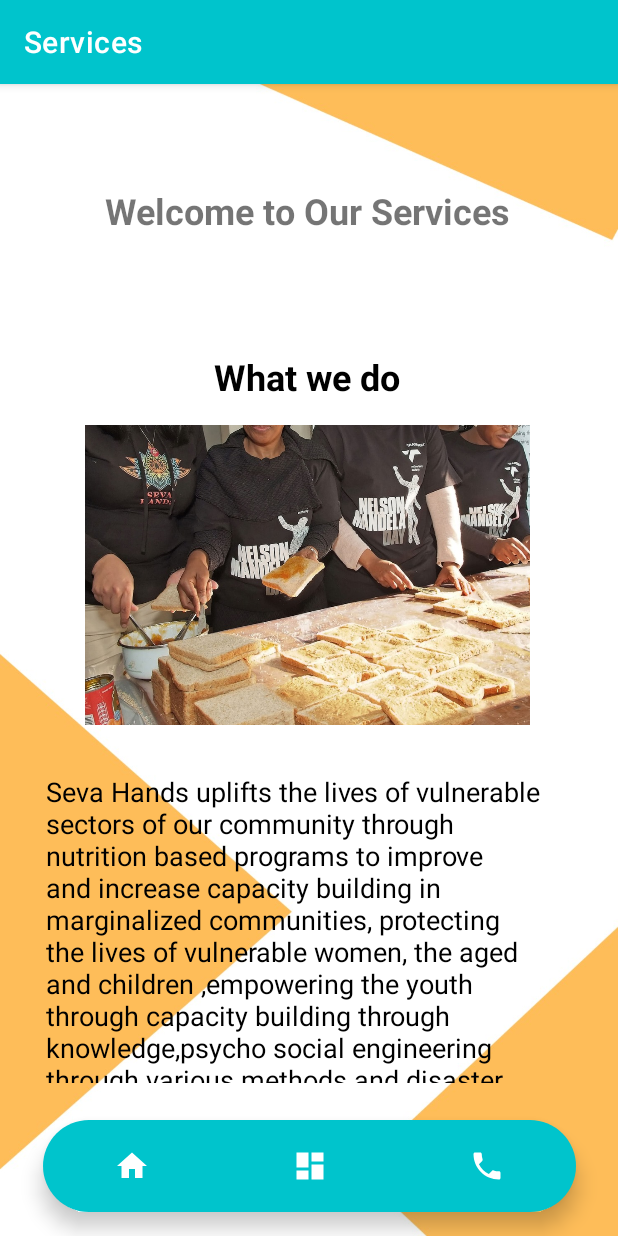
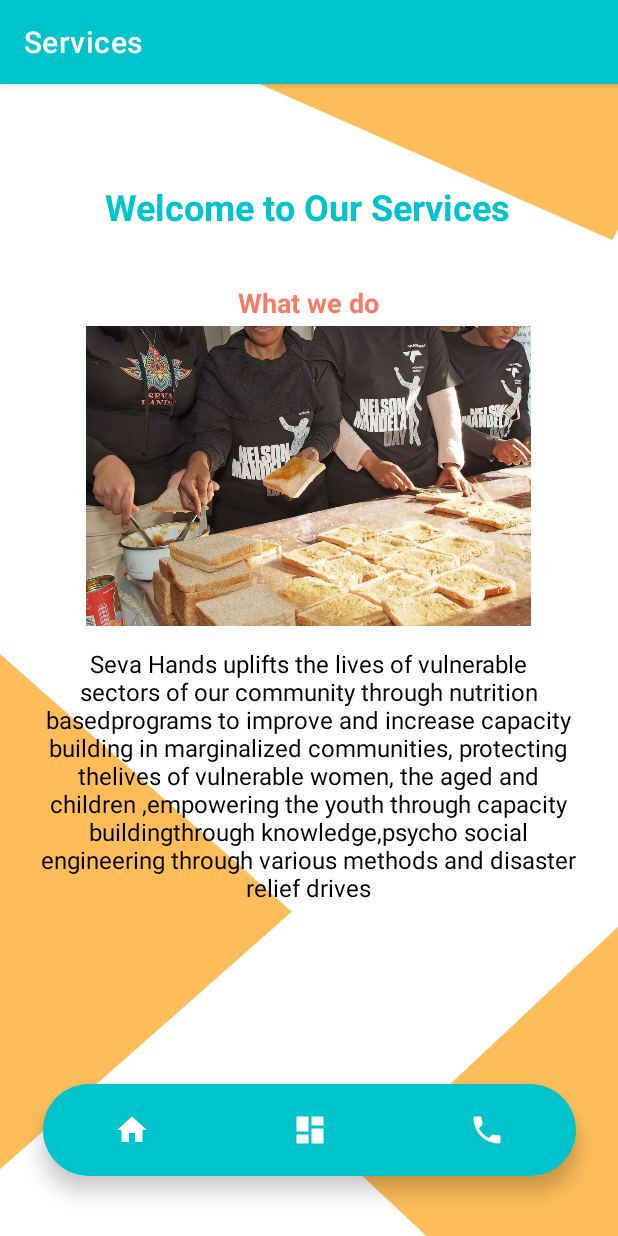
Before and after one commit to Digitely/Mobile_App, an Android app: the Services screen opened directly, with no data from a screen before it, on a phone screen of 412 x 824 dp. Run offline under Robolectric (Android 15) with nearby library versions, the phone set to English and light mode, and no system bars.

Commit message:
ui updates
-donate button on dashboard added
-services page ui fixed
-nav bar on services page fixed

```diff
--- a/app/src/main/java/com/example/sevahandsversionone/SericeAdapter.kt
+++ b/app/src/main/java/com/example/sevahandsversionone/SericeAdapter.kt
@@ -25,13 +25,15 @@ class ServiceAdapter(private val serviceItems: List<ServiceItem>) : RecyclerView
 
     inner class ViewHolder(itemView: View) : RecyclerView.ViewHolder(itemView) {
         // Initialize UI components from recycler_view_item.xml
-        private val titleTextView: TextView = itemView.findViewById(R.id.TVHeading)
+      //  private val titleTextView: TextView = itemView.findViewById(R.id.TVHeading)
+        private val subTextView: TextView = itemView.findViewById(R.id.TVsub)
         private val descriptionTextView: TextView = itemView.findViewById(R.id.TVDescription)
         private val imageView: ImageView = itemView.findViewById(R.id.ServicesImg)
 
         fun bind(serviceItem: ServiceItem) {
             // Bind data to UI components
-            titleTextView.text = serviceItem.title
+          //  titleTextView.text = serviceItem.title
+            subTextView.text = serviceItem.subTitle
             descriptionTextView.text = serviceItem.description
             imageView.setImageResource(serviceItem.imageResId)
         }
--- a/app/src/main/java/com/example/sevahandsversionone/Services.kt
+++ b/app/src/main/java/com/example/sevahandsversionone/Services.kt
@@ -21,7 +21,9 @@ class Services : AppCompatActivity() {
         bottomNavigationView.setOnItemSelectedListener { item ->
             when (item.itemId) {
                 R.id.navigation_home -> {
-                    // Handle dashboard selection
+                    startActivity(Intent(applicationContext, Home::class.java))
+                    overridePendingTransition(R.transition.right, R.transition.left)
+                    finish()
                     true
                 }
                 R.id.navigation_contact -> {
--- a/app/src/main/java/com/example/sevahandsversionone/ServicesItems.kt
+++ b/app/src/main/java/com/example/sevahandsversionone/ServicesItems.kt
@@ -1,7 +1,11 @@
 package com.example.sevahandsversionone
 
+import android.service.quicksettings.Tile
+import androidx.recyclerview.widget.RecyclerView
+
 data class ServiceItem(
-    val title: String,
+   // val title: String,
+    val subTitle: String,
     val description: String,
     val imageResId: Int // Resource ID for the image
 )
@@ -10,26 +14,27 @@ val serviceItems = listOf(
     ServiceItem(
         "What we do",
         "Seva Hands uplifts the lives of vulnerable sectors of our community through nutrition based" +
-                " programs to improve and increase capacity building in marginalized communities, protecting the " +
-                "lives of vulnerable women, the aged and children ,empowering the youth through capacity building " +
+                "programs to improve and increase capacity building in marginalized communities, protecting the" +
+                "lives of vulnerable women, the aged and children ,empowering the youth through capacity building" +
                 "through knowledge,psycho social engineering through various methods and disaster relief drives",
         R.drawable.service1
     ),
     ServiceItem(
         "How we do it",
-        "As women we wear many hats in our lives – wife, mother, " +
+        "As women we wear many hats in our lives – wife, mother," +
                 "daughter, sister, friend and employee however in all these roles" +
-                " we play, Seva Hands will not be who we are without our donors, sponsors" +
-                " and our army of volunteers. We are indebted to our support team it is only " +
+                "we play, Seva Hands will not be who we are without our donors, sponsors" +
+                "and our army of volunteers. We are indebted to our support team it is only" +
                 "through their kindness and generosity we are able to accomplish the things we do.",
         R.drawable.service2
     ),
             ServiceItem(
             "Lives benefited",
-    "If we need to put a number in place we have served 41 796 lunches thus far, and we have assembled " +
-            "and distributed over 700 Diwali Hampers. Covid Relief Hampers in excess of 350. Sanitary & Care packs" +
-            " in excess of 400. Bread Distribution to various Homes of Safety and Old Age homes. You really cannot " +
-            "put a figure to the lives you touch(directly or indirectly) when you love what you do and it comes from the heart.",
+    "Seva Hands flagship project, the Weekly Sandwich Drive, serves over 500 lunches. " +
+            "We also distribute hampers in our annual drive and on an adhoc basis. We are in " +
+            "touch with Senior Citizens homes and Homes of Safety, assisting where we can. " +
+            "During the school holidays we distribute the bread, we are fortunate enough to " +
+            "receive, to the various Homes and communities around us.",
 
     R.drawable.service3
 )
--- a/app/src/main/res/layout/activity_admin_events.xml
+++ b/app/src/main/res/layout/activity_admin_events.xml
@@ -28,7 +28,7 @@
     <androidx.recyclerview.widget.RecyclerView
         android:id="@+id/recyclerViewEvents"
         android:layout_width="match_parent"
-        android:layout_height="503dp"
+        android:layout_height="505dp"
         android:background="@color/white" />
 
     <Button
--- a/app/src/main/res/layout/activity_services.xml
+++ b/app/src/main/res/layout/activity_services.xml
@@ -6,8 +6,7 @@
     android:layout_width="match_parent"
     android:layout_height="match_parent"
     android:paddingTop="?attr/actionBarSize"
-    android:background="@drawable/bgevents"
-    >
+    android:background="@drawable/bgevents">
 
   <TextView
       android:id="@+id/TVHeading"
@@ -17,6 +16,7 @@
       android:text="@string/welcome_to_our_services"
       android:textSize="24sp"
       android:textStyle="bold"
+      android:textColor="@color/lightblue"
       app:layout_constraintBottom_toTopOf="@+id/RC_View"
       app:layout_constraintEnd_toEndOf="parent"
       app:layout_constraintHorizontal_bias="0.496"
@@ -28,7 +28,9 @@
       android:id="@+id/nav_view"
       android:layout_width="355dp"
       android:layout_height="61dp"
-      android:layout_marginBottom="16dp"
+
+      android:layout_marginBottom="40dp"
+      android:layout_gravity="center"
       android:background="@drawable/navdesign"
       app:itemIconTint="@color/white"
       app:labelVisibilityMode="unlabeled"
@@ -37,10 +39,14 @@
       app:layout_constraintRight_toRightOf="parent"
       app:menu="@menu/bottom_nav_menu" />
 
+
+
+
   <androidx.recyclerview.widget.RecyclerView
       android:id="@+id/RC_View"
-      android:layout_width="410dp"
+      android:layout_width="match_parent"
       android:layout_height="519dp"
+      android:foregroundGravity="center"
       app:layout_constraintBottom_toTopOf="@+id/nav_view"
       app:layout_constraintEnd_toEndOf="parent"
       app:layout_constraintHorizontal_bias="0.0"
--- a/app/src/main/res/layout/services_items.xml
+++ b/app/src/main/res/layout/services_items.xml
@@ -8,32 +8,37 @@
     android:orientation="vertical"
     android:gravity="center_horizontal">
 
+
     <TextView
-        android:id="@+id/TVHeading"
-        android:layout_width="wrap_content"
+        android:id="@+id/TVsub"
+        android:layout_width="358dp"
         android:layout_height="wrap_content"
-        android:text="@string/welcome_to_our_services"
-        android:textColor="@color/black"
-        android:textSize="24sp"
+        android:text="TextView"
+        android:textSize="18dp"
+        android:gravity="center"
         android:textStyle="bold"
-        android:layout_marginTop="32dp"
-        android:layout_marginBottom="16dp"/>
+        android:textColor="@color/redish"
+        android:layout_marginBottom="3dp"
+        android:layout_marginTop="5dp"/>
 
     <ImageView
         android:id="@+id/ServicesImg"
         android:layout_width="358dp"
         android:layout_height="200dp"
-        android:layout_marginBottom="32dp"
+        android:layout_marginBottom="6dp"
         android:src="@drawable/facebook" />
 
     <TextView
         android:id="@+id/TVDescription"
-        android:layout_width="348dp"
-        android:layout_height="385dp"
+        android:layout_width="358dp"
+        android:layout_height="wrap_content"
+        android:text="Your service description goes here."
         android:textColor="@color/black"
-        android:layout_marginBottom="32dp"
-        android:text="@string/lorem_ipsum_dolor_sit_amet_consectetur_adipiscing_elit_sed_vehicula_dui_sed_vestibulum"
-        android:textAlignment="gravity"
-        android:textSize="18dp" />
+        android:textSize="16sp"
+        android:layout_marginTop="8dp"
+        android:gravity="center"
+        android:textAlignment="center"
+        android:layoutDirection="locale"
+    />
 
 </LinearLayout>
--- a/app/src/main/res/menu/admin_nav_menu.xml
+++ b/app/src/main/res/menu/admin_nav_menu.xml
@@ -19,10 +19,6 @@
         android:icon="@drawable/baseline_volunteer_activism_24"
         android:title="Manage Volunteers" />
 
-  <item
-    android:id="@+id/navigation_users"
-    android:icon="@drawable/baseline_supervised_user_circle_24"
-    android:title="Manage Users" />
 
 
 
```
Also changed, not shown: app/src/main/java/com/example/sevahandsversionone/AdminHome.kt (+2 -12 lines), app/src/main/java/com/example/sevahandsversionone/DashBoard.kt (+11 -6 lines), app/src/main/res/layout/event_item.xml (+21 -16 lines).
